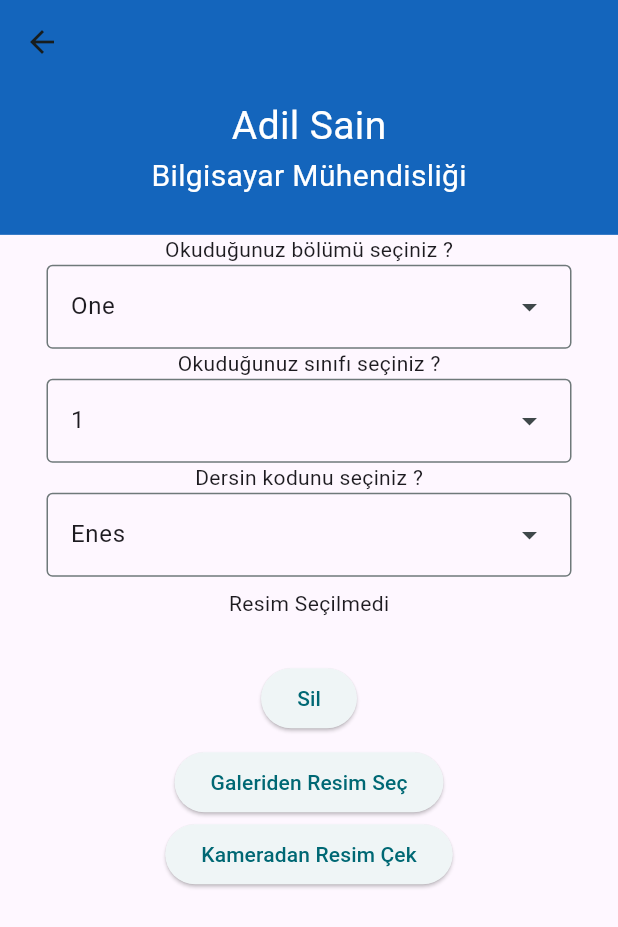
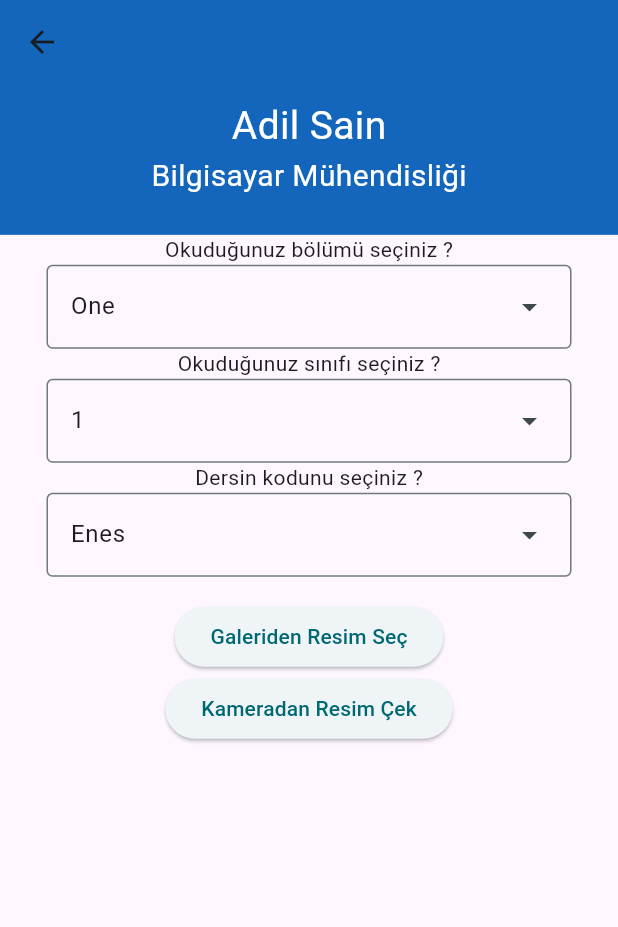
Before and after one commit to alperozyyurt4/NotKutusu, a Flutter app: the AddPage screen opened directly, after a tap on "Galeriden Resim Seç", on a phone screen of 412 x 824 dp. Shown: the top 927 px of the screen. Run offline on Flutter 3.47's test engine with Material 3 defaults, Android fonts, the phone set to English and light mode, and no system bars; our stand-ins replace firebase_auth, firebase_core, image_picker; accounts and stored records are empty; network calls fail.

Commit message:
resim ekle fixed

```diff
--- a/lib/UploadNotePage/note_page.dart
+++ b/lib/UploadNotePage/note_page.dart
@@ -1,12 +1,10 @@
 import 'dart:io';
 
-import 'package:flutter/cupertino.dart';
 import 'package:flutter/material.dart';
-import 'package:flutter/widgets.dart';
+import 'package:image_picker/image_picker.dart';
 import 'package:notkutusu/LoginPage/login_widgets.dart';
 import 'package:notkutusu/constant/color_utility.dart';
 import 'package:notkutusu/constant/text_style.dart';
-import 'package:image_picker/image_picker.dart';
 
 class AddPage extends StatefulWidget {
   const AddPage({super.key});
@@ -16,7 +14,7 @@ class AddPage extends StatefulWidget {
 }
 
 class _AddPageState extends State<AddPage> with ColorsUtility, AppBarTextStyle {
-  List<XFile?> _imageFileList = [];
+  final List<XFile?> _imageFileList = [];
 
   Future<void> _pickImage(ImageSource source) async {
     final pickedFile = await ImagePicker().pickImage(source: source);
@@ -33,10 +31,8 @@ class _AddPageState extends State<AddPage> with ColorsUtility, AppBarTextStyle {
 
   @override
   Widget build(BuildContext context) {
-    final double screenHeight =
-        MediaQuery.of(context).size.height; //* Cihaz uygunluğu
-    const double topMarginPercentage =
-        0.05; //* Üstten mesafe yüzde olarak ayarlanabilir
+    final double screenHeight = MediaQuery.of(context).size.height; //* Cihaz uygunluğu
+    const double topMarginPercentage = 0.05; //* Üstten mesafe yüzde olarak ayarlanabilir
 
     const String userName = "Adil Sain";
     const String departmentName = "Bilgisayar Mühendisliği";
@@ -59,13 +55,11 @@ class _AddPageState extends State<AddPage> with ColorsUtility, AppBarTextStyle {
             mainAxisAlignment: MainAxisAlignment.center,
             children: [
               Container(
-                margin:
-                    EdgeInsets.only(top: screenHeight * topMarginPercentage),
+                margin: EdgeInsets.only(top: screenHeight * topMarginPercentage),
                 child: Column(
                   children: [
                     AppBarText(textType: userName, appBarStyle: titleStyle),
-                    AppBarText(
-                        textType: departmentName, appBarStyle: subTitleStyle),
+                    AppBarText(textType: departmentName, appBarStyle: subTitleStyle),
                   ],
                 ),
               ),
@@ -82,7 +76,7 @@ class _AddPageState extends State<AddPage> with ColorsUtility, AppBarTextStyle {
               children: [
                 Column(
                   children: [
-                    Text('Okuduğunuz bölümü seçiniz ?'),
+                    const Text('Okuduğunuz bölümü seçiniz ?'),
                     DropdownMenu<String>(
                       width: 350,
                       initialSelection: list.first,
@@ -92,10 +86,8 @@ class _AddPageState extends State<AddPage> with ColorsUtility, AppBarTextStyle {
                           dropdownValue = value!;
                         });
                       },
-                      dropdownMenuEntries:
-                          list.map<DropdownMenuEntry<String>>((String value) {
-                        return DropdownMenuEntry<String>(
-                            value: value, label: value);
+                      dropdownMenuEntries: list.map<DropdownMenuEntry<String>>((String value) {
+                        return DropdownMenuEntry<String>(value: value, label: value);
                       }).toList(),
                     ),
                   ],
@@ -107,7 +99,7 @@ class _AddPageState extends State<AddPage> with ColorsUtility, AppBarTextStyle {
               children: [
                 Column(
                   children: [
-                    Text('Okuduğunuz sınıfı seçiniz ?'),
+                    const Text('Okuduğunuz sınıfı seçiniz ?'),
                     DropdownMenu<String>(
                       width: 350,
                       initialSelection: list1.first,
@@ -117,10 +109,8 @@ class _AddPageState extends State<AddPage> with ColorsUtility, AppBarTextStyle {
                           dropdownValue1 = value!;
                         });
                       },
-                      dropdownMenuEntries:
-                          list1.map<DropdownMenuEntry<String>>((String value) {
-                        return DropdownMenuEntry<String>(
-                            value: value, label: value);
+                      dropdownMenuEntries: list1.map<DropdownMenuEntry<String>>((String value) {
+                        return DropdownMenuEntry<String>(value: value, label: value);
                       }).toList(),
                     ),
                   ],
@@ -132,7 +122,7 @@ class _AddPageState extends State<AddPage> with ColorsUtility, AppBarTextStyle {
               children: [
                 Column(
                   children: [
-                    Text('Dersin kodunu seçiniz ?'),
+                    const Text('Dersin kodunu seçiniz ?'),
                     DropdownMenu<String>(
                       width: 350,
                       initialSelection: list2.first,
@@ -142,56 +132,59 @@ class _AddPageState extends State<AddPage> with ColorsUtility, AppBarTextStyle {
                           dropdownValue2 = value!;
                         });
                       },
-                      dropdownMenuEntries:
-                          list2.map<DropdownMenuEntry<String>>((String value) {
-                        return DropdownMenuEntry<String>(
-                            value: value, label: value);
+                      dropdownMenuEntries: list2.map<DropdownMenuEntry<String>>((String value) {
+                        return DropdownMenuEntry<String>(value: value, label: value);
                       }).toList(),
                     ),
                   ],
                 ),
               ],
             ),
-            Column(
+            SingleChildScrollView(
+              scrollDirection: Axis.horizontal,
+              child: Row(
                 children: List.generate(_imageFileList.length, (index) {
                   final imageFile = _imageFileList[index];
                   return Padding(
                     padding: const EdgeInsets.all(8.0),
                     child: Column(
                       children: [
-                      imageFile == null
-                          ? Text('Resim Seçilmedi')
-                          : Image.file(
+                        if (imageFile != null)
+                          Column(
+                            children: [
+                              Image.file(
                                 File(imageFile.path),
                                 width: MediaQuery.of(context).size.width * 0.15,
                                 height: MediaQuery.of(context).size.height * 0.15,
                               ),
-                      SizedBox(height: 8),
-                      Text(imageFile == null
-                          ? ''
-                          : imageFile.path.split('/').last),
+                              const SizedBox(height: 8),
+                              // ignore: unnecessary_null_comparison
+                              Text(imageFile == null ? '' : imageFile.path.split('/').last),
                               ElevatedButton(
                                 onPressed: () {
                                   _removeImage(index);
                                 },
-                        child: Text('Sil'),
+                                child: const Text('Sil'),
+                              ),
+                            ],
                           ),
                       ],
                     ),
                   );
                 }),
               ),
+            ),
             ElevatedButton(
               onPressed: () {
                 _pickImage(ImageSource.gallery);
               },
-              child: Text('Galeriden Resim Seç'),
+              child: const Text('Galeriden Resim Seç'),
             ),
             ElevatedButton(
               onPressed: () {
                 _pickImage(ImageSource.camera);
               },
-              child: Text('Kameradan Resim Çek'),
+              child: const Text('Kameradan Resim Çek'),
             ),
           ],
         ),
```
Lines whose indentation alone changed are shown as unchanged.
